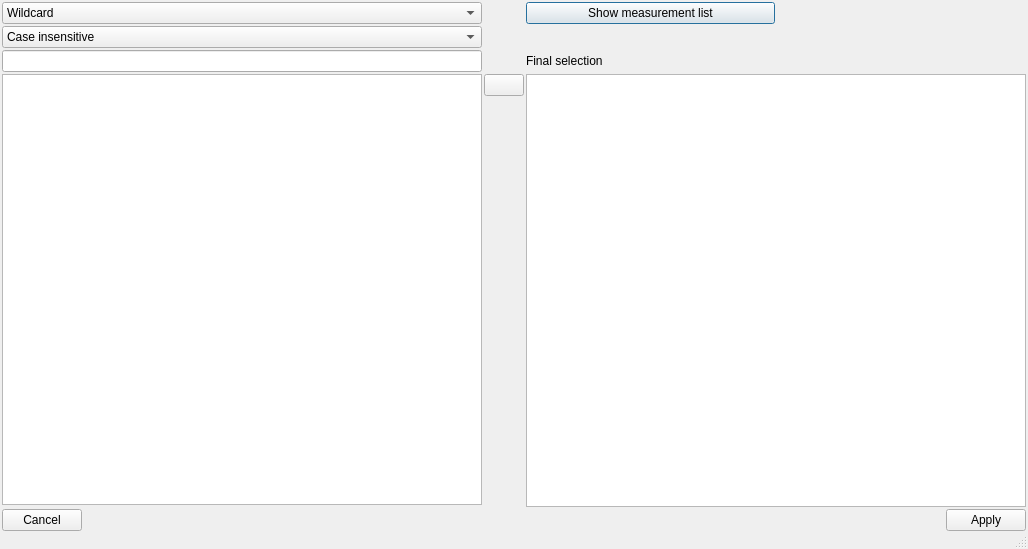
The window that src/asammdf/gui/ui/multi_search_dialog.ui (danielhrisca/asammdf) describes before a commit, drawn with Qt 5.
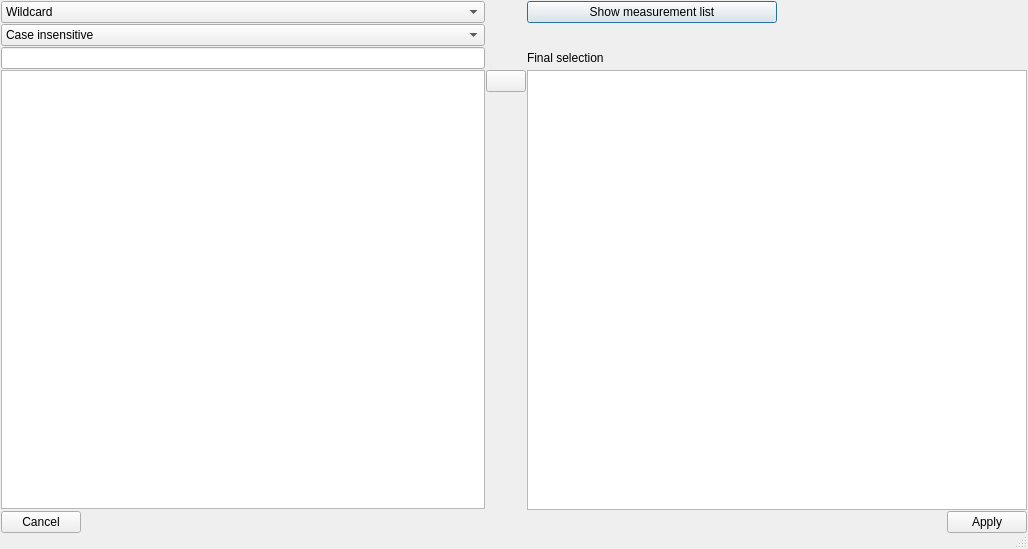
The same window after the commit. Icons and pictures are not drawn. Custom widgets are drawn as their Qt base class.

What changed in the file:
```diff
--- a/src/asammdf/gui/ui/multi_search_dialog.ui
+++ b/src/asammdf/gui/ui/multi_search_dialog.ui
@@ -18,19 +18,19 @@
   </property>
   <layout class="QGridLayout" name="grid_layout" columnstretch="1,0,0,0,0,0">
    <property name="leftMargin">
-  <number>2</number>
+  <number>1</number>
 </property>
    <property name="topMargin">
-  <number>2</number>
+  <number>1</number>
 </property>
    <property name="rightMargin">
-  <number>2</number>
+  <number>1</number>
 </property>
    <property name="bottomMargin">
-  <number>2</number>
+  <number>1</number>
 </property>
    <property name="spacing">
-  <number>2</number>
+  <number>1</number>
 </property>
    <item row="0" column="0">
     <widget class="QComboBox" name="match_kind">
@@ -110,7 +110,7 @@
    <item row="9" column="0" colspan="6">
     <layout class="QHBoxLayout" name="horizontalLayout" stretch="0,1,0">
      <property name="spacing">
-  <number>2</number>
+  <number>1</number>
 </property>
      <item>
       <widget class="QPushButton" name="cancel_btn">
```
